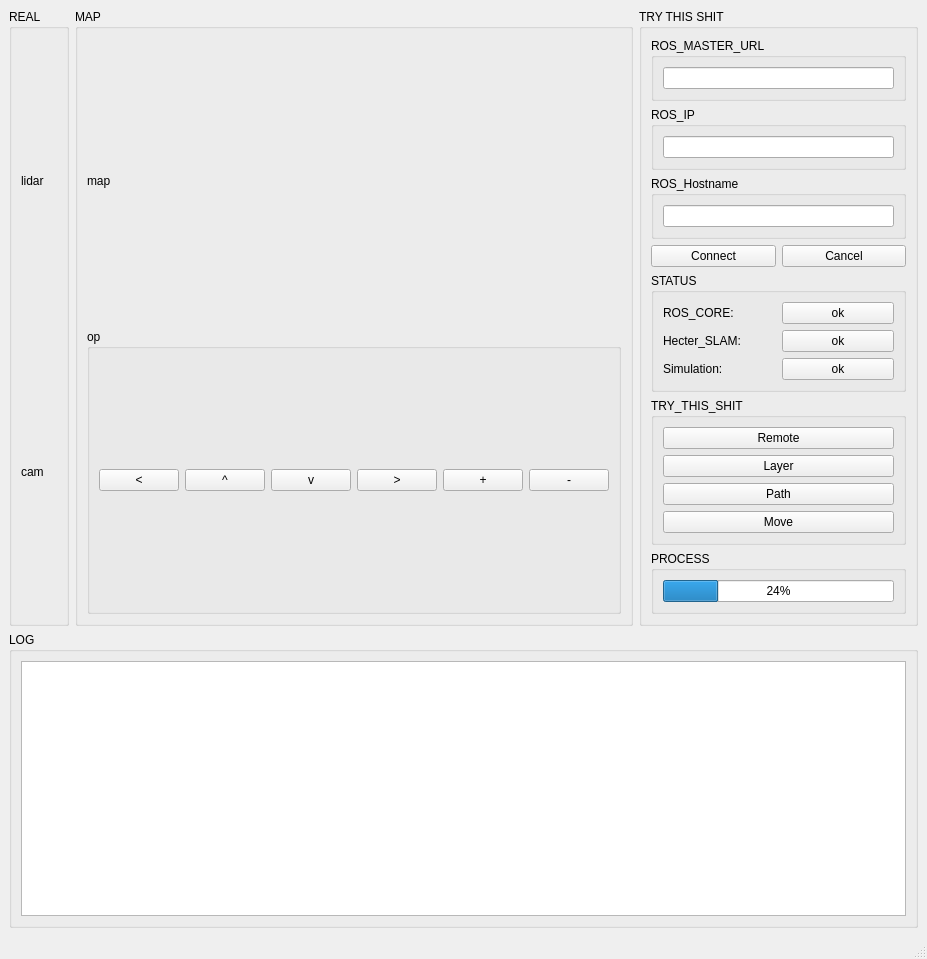
Before: the Qt Designer form src/my_gui/scripts/designer/untitled.ui in causehhc/mecanum_agv, drawn with Qt 5.
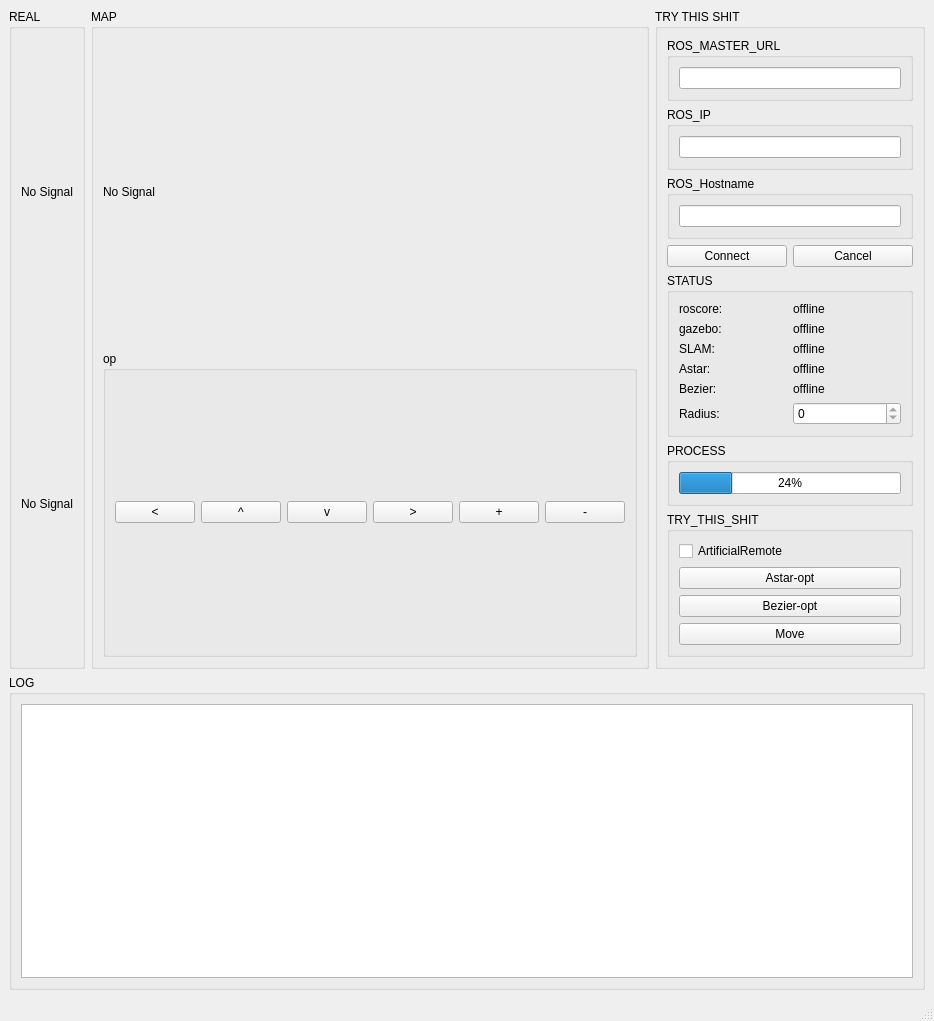
After: the same form once the commit is applied.

The edit to the form file:
```diff
--- a/src/my_gui/scripts/designer/untitled.ui
+++ b/src/my_gui/scripts/designer/untitled.ui
@@ -6,8 +6,8 @@
    <rect>
     <x>0</x>
     <y>0</y>
-    <width>927</width>
-    <height>959</height>
+    <width>934</width>
+    <height>1021</height>
    </rect>
   </property>
   <property name="windowTitle">
@@ -26,14 +26,14 @@
          <item>
           <widget class="QLabel" name="label_lidar">
            <property name="text">
-            <string>lidar</string>
+            <string>No Signal</string>
            </property>
           </widget>
          </item>
          <item>
           <widget class="QLabel" name="label_cam">
            <property name="text">
-            <string>cam</string>
+            <string>No Signal</string>
            </property>
           </widget>
          </item>
@@ -49,7 +49,7 @@
          <item>
           <widget class="QLabel" name="label_map">
            <property name="text">
-            <string>map</string>
+            <string>No Signal</string>
            </property>
           </widget>
          </item>
@@ -60,42 +60,42 @@
            </property>
            <layout class="QHBoxLayout" name="horizontalLayout">
             <item>
-             <widget class="QPushButton" name="pushButton">
+             <widget class="QPushButton" name="pushButton_1">
               <property name="text">
                <string>&lt;</string>
               </property>
              </widget>
             </item>
             <item>
-             <widget class="QPushButton" name="pushButton_6">
+             <widget class="QPushButton" name="pushButton_2">
               <property name="text">
                <string>^</string>
               </property>
              </widget>
             </item>
             <item>
-             <widget class="QPushButton" name="pushButton_7">
+             <widget class="QPushButton" name="pushButton_3">
               <property name="text">
                <string>v</string>
               </property>
              </widget>
             </item>
             <item>
-             <widget class="QPushButton" name="pushButton_5">
+             <widget class="QPushButton" name="pushButton_4">
               <property name="text">
                <string>&gt;</string>
               </property>
              </widget>
             </item>
             <item>
-             <widget class="QPushButton" name="pushButton_8">
+             <widget class="QPushButton" name="pushButton_5">
               <property name="text">
                <string>+</string>
               </property>
              </widget>
             </item>
             <item>
-             <widget class="QPushButton" name="pushButton_9">
+             <widget class="QPushButton" name="pushButton_6">
               <property name="text">
                <string>-</string>
               </property>
@@ -176,34 +176,88 @@
             <item>
              <layout class="QHBoxLayout" name="horizontalLayout_3">
               <item>
-               <widget class="QLabel" name="label">
+               <widget class="QLabel" name="label_11">
                 <property name="text">
-                 <string>ROS_CORE:</string>
+                 <string>roscore:</string>
                 </property>
                </widget>
               </item>
               <item>
-               <widget class="QPushButton" name="pushButton_11">
+               <widget class="QLabel" name="label_sta_roscore">
                 <property name="text">
-                 <string>ok</string>
+                 <string>offline</string>
                 </property>
                </widget>
               </item>
              </layout>
             </item>
             <item>
-             <layout class="QHBoxLayout" name="horizontalLayout_6">
+             <layout class="QHBoxLayout" name="horizontalLayout_11">
+              <item>
+               <widget class="QLabel" name="label_9">
+                <property name="text">
+                 <string>gazebo:</string>
+                </property>
+               </widget>
+              </item>
+              <item>
+               <widget class="QLabel" name="label_sta_gazebo">
+                <property name="text">
+                 <string>offline</string>
+                </property>
+               </widget>
+              </item>
+             </layout>
+            </item>
+            <item>
+             <layout class="QHBoxLayout" name="horizontalLayout_10">
+              <item>
+               <widget class="QLabel" name="label_7">
+                <property name="text">
+                 <string>SLAM:</string>
+                </property>
+               </widget>
+              </item>
+              <item>
+               <widget class="QLabel" name="label_sta_slam">
+                <property name="text">
+                 <string>offline</string>
+                </property>
+               </widget>
+              </item>
+             </layout>
+            </item>
+            <item>
+             <layout class="QHBoxLayout" name="horizontalLayout_9">
+              <item>
+               <widget class="QLabel" name="label_5">
+                <property name="text">
+                 <string>Astar:</string>
+                </property>
+               </widget>
+              </item>
+              <item>
+               <widget class="QLabel" name="label_sta_astar">
+                <property name="text">
+                 <string>offline</string>
+                </property>
+               </widget>
+              </item>
+             </layout>
+            </item>
+            <item>
+             <layout class="QHBoxLayout" name="horizontalLayout_8">
               <item>
                <widget class="QLabel" name="label_3">
                 <property name="text">
-                 <string>Hecter_SLAM:</string>
+                 <string>Bezier:</string>
                 </property>
                </widget>
               </item>
               <item>
-               <widget class="QPushButton" name="pushButton_12">
+               <widget class="QLabel" name="label_sta_bezier">
                 <property name="text">
-                 <string>ok</string>
+                 <string>offline</string>
                 </property>
                </widget>
               </item>
@@ -212,28 +266,16 @@
             <item>
              <layout class="QHBoxLayout" name="horizontalLayout_7">
               <item>
-               <widget class="QLabel" name="label_2">
+               <widget class="QLabel" name="label">
                 <property name="text">
-                 <string>Simulation:</string>
+                 <string>Radius:</string>
                 </property>
                </widget>
               </item>
               <item>
-               <widget class="QPushButton" name="pushButton_13">
-                <property name="text">
-                 <string>ok</string>
-                </property>
-                <property name="shortcut">
-                 <string/>
-                </property>
-                <property name="autoDefault">
-                 <bool>false</bool>
-                </property>
-                <property name="default">
-                 <bool>false</bool>
-                </property>
-                <property name="flat">
-                 <bool>false</bool>
+               <widget class="QSpinBox" name="spinBox_sta_radius">
+                <property name="readOnly">
+                 <bool>true</bool>
                 </property>
                </widget>
               </item>
@@ -242,43 +284,6 @@
            </layout>
           </widget>
          </item>
-         <item>
-          <widget class="QGroupBox" name="groupBox_6">
-           <property name="title">
-            <string>TRY_THIS_SHIT</string>
-           </property>
-           <layout class="QVBoxLayout" name="verticalLayout_4">
-            <item>
-             <widget class="QPushButton" name="pushButton_1">
-              <property name="text">
-               <string>Remote</string>
-              </property>
-             </widget>
-            </item>
-            <item>
-             <widget class="QPushButton" name="pushButton_2">
-              <property name="text">
-               <string>Layer</string>
-              </property>
-             </widget>
-            </item>
-            <item>
-             <widget class="QPushButton" name="pushButton_3">
-              <property name="text">
-               <string>Path</string>
-              </property>
-             </widget>
-            </item>
-            <item>
-             <widget class="QPushButton" name="pushButton_4">
-              <property name="text">
-               <string>Move</string>
-              </property>
-             </widget>
-            </item>
-           </layout>
-          </widget>
-         </item>
          <item>
           <widget class="QGroupBox" name="groupBox_8">
            <property name="title">
@@ -295,6 +300,43 @@
            </layout>
           </widget>
          </item>
+         <item>
+          <widget class="QGroupBox" name="groupBox_6">
+           <property name="title">
+            <string>TRY_THIS_SHIT</string>
+           </property>
+           <layout class="QVBoxLayout" name="verticalLayout_4">
+            <item>
+             <widget class="QCheckBox" name="checkBox_remote">
+              <property name="text">
+               <string>ArtificialRemote</string>
+              </property>
+             </widget>
+            </item>
+            <item>
+             <widget class="QPushButton" name="pushButton_aopt">
+              <property name="text">
+               <string>Astar-opt</string>
+              </property>
+             </widget>
+            </item>
+            <item>
+             <widget class="QPushButton" name="pushButton_bopt">
+              <property name="text">
+               <string>Bezier-opt</string>
+              </property>
+             </widget>
+            </item>
+            <item>
+             <widget class="QPushButton" name="pushButton_move">
+              <property name="text">
+               <string>Move</string>
+              </property>
+             </widget>
+            </item>
+           </layout>
+          </widget>
+         </item>
         </layout>
        </widget>
       </item>
```
Left out of the diff: 14 changed lines with no effect on the pictures.
